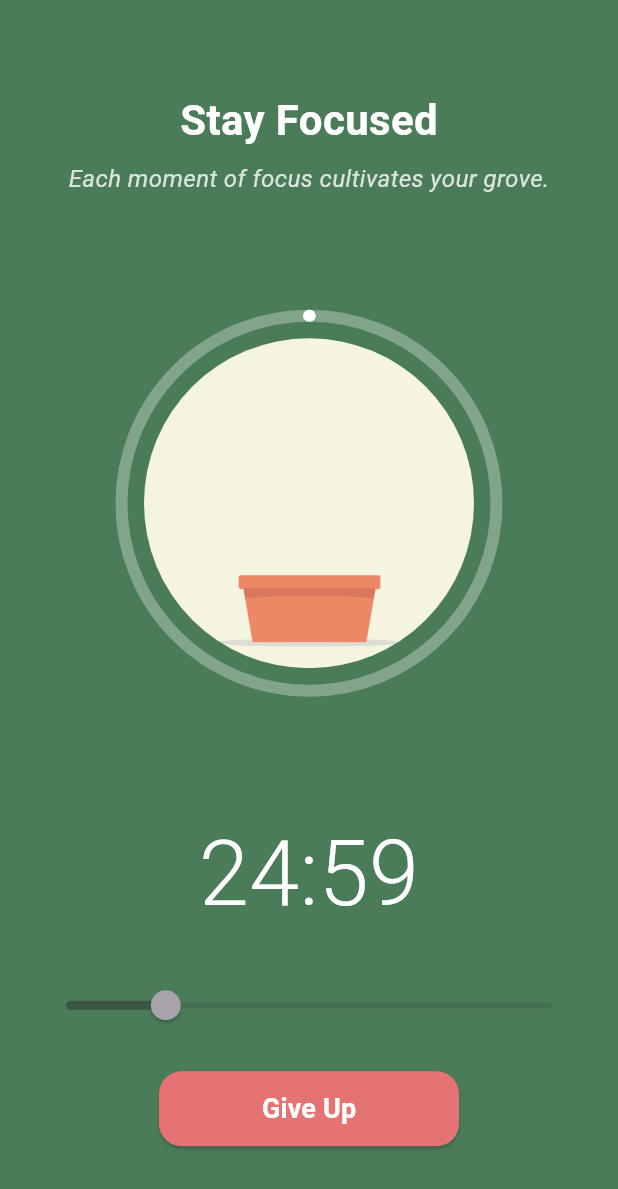
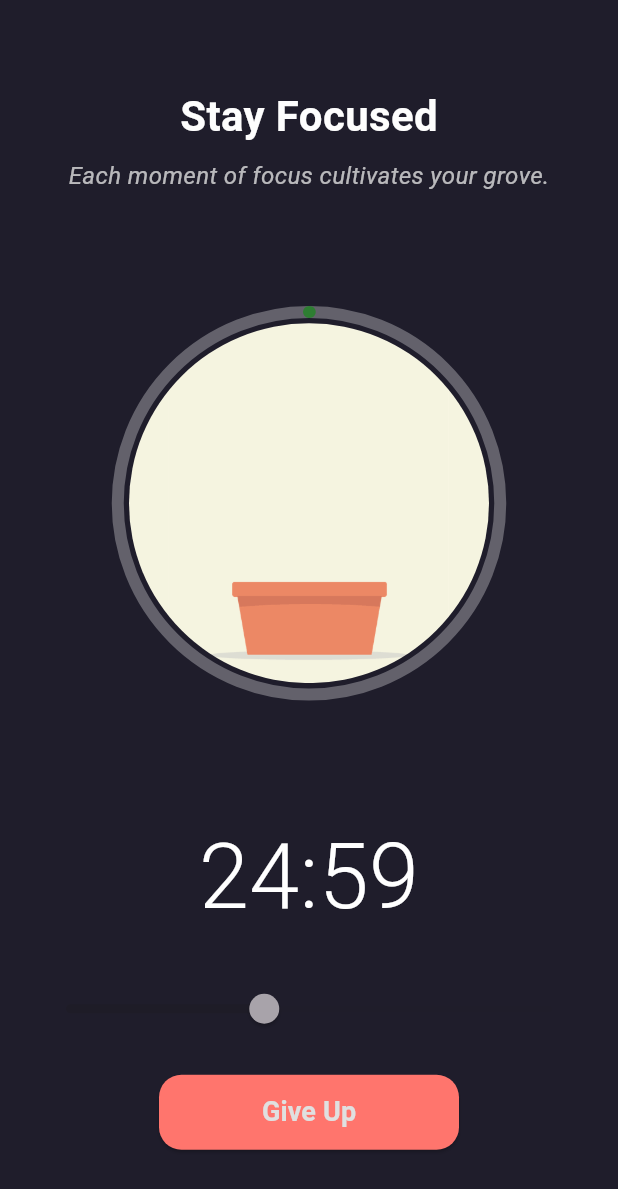
Before and after one commit to KeshKunal/Geode, a Flutter app: the screen it shows after launch, after a tap on "Start Focusing", on a phone screen of 412 x 824 dp. Shown: the top 1189 px of the screen. Run offline on Flutter 3.47's test engine with Material 3 defaults, Android fonts, the phone set to English and light mode, and no system bars.

Commit message:
UI enhancement, work on memory optimization

```diff
--- a/lib/pages/timer.dart
+++ b/lib/pages/timer.dart
@@ -1,5 +1,6 @@
 import 'dart:async';
 import 'package:flutter/material.dart';
+import 'package:flutter/services.dart';
 
 class TimerScreen extends StatefulWidget {
   const TimerScreen({super.key});
@@ -19,12 +20,8 @@ class _TimerScreenState extends State<TimerScreen> {
 
   // --- FRAME ANIMATION VARIABLES ---
 
-  // IMPORTANT: Set this to the total number of frames you extracted from your GIF.
-  // For example, if you have frame_0.png to frame_29.png, this should be 30.
-  final int _totalFrames = 424; // <<<--- UPDATE THIS NUMBER
-
-  // This will hold the current frame number to display.
-  int _currentFrame = 0;
+  final int _totalFrames = 427;
+  int _currentFrame = 0; // holds current frame
 
   // --- LIFECYCLE METHODS ---
 
@@ -38,18 +35,18 @@ class _TimerScreenState extends State<TimerScreen> {
   // --- TIMER LOGIC ---
 
   void _startTimer() {
+    HapticFeedback.lightImpact();
     setState(() {
       _isPlaying = true;
       _isCompleted = false;
       _remainingTime = _totalDuration;
-      _currentFrame = 0; // Start from the first frame
+      _currentFrame = 0;
     });
 
     _timer = Timer.periodic(const Duration(seconds: 1), (timer) {
       if (_remainingTime.inSeconds > 0) {
         setState(() {
           _remainingTime = _remainingTime - const Duration(seconds: 1);
-          // Every second, we update which frame of the animation to show.
           _updateImageFrame();
         });
       } else {
@@ -57,7 +54,6 @@ class _TimerScreenState extends State<TimerScreen> {
         setState(() {
           _isPlaying = false;
           _isCompleted = true;
-          // Show the last frame when completed.
           _currentFrame = _totalFrames - 1;
         });
       }
@@ -65,6 +61,7 @@ class _TimerScreenState extends State<TimerScreen> {
   }
 
   void _giveUp() {
+    HapticFeedback.lightImpact();
     _timer?.cancel();
     setState(() {
       _isPlaying = false;
@@ -81,9 +78,6 @@ class _TimerScreenState extends State<TimerScreen> {
     // Calculate the progress of the timer (a value from 0.0 to 1.0).
     double progress =
         1.0 - (_remainingTime.inSeconds / _totalDuration.inSeconds);
-
-    // Calculate which frame corresponds to the current progress.
-    // We use .floor() to get a whole number.
     _currentFrame = (progress * (_totalFrames - 1)).floor();
   }
 
@@ -106,7 +100,7 @@ class _TimerScreenState extends State<TimerScreen> {
         : 0.0;
 
     return Scaffold(
-      backgroundColor: const Color(0xFF4A7C59),
+      backgroundColor: const Color(0xFF1F1D2B),
       body: SafeArea(
         child: Center(
           child: Padding(
@@ -115,17 +109,16 @@ class _TimerScreenState extends State<TimerScreen> {
               mainAxisAlignment: MainAxisAlignment.spaceAround,
               children: [
                 _buildHeader(),
-                // This is your UI from before, but now it's powered by our new logic.
                 Stack(
                   alignment: Alignment.center,
                   children: [
                     SizedBox(
-                      width: 250,
-                      height: 250,
+                      width: 255,
+                      height: 255,
                       child: CircularProgressIndicator(
                         value: progress,
                         strokeWidth: 8,
-                        color: Colors.white,
+                        color: Color(0xFF2E7D32),
                         backgroundColor: Colors.white.withOpacity(0.3),
                         strokeCap: StrokeCap.round,
                       ),
@@ -133,13 +126,11 @@ class _TimerScreenState extends State<TimerScreen> {
                     Padding(
                       padding: const EdgeInsets.all(12.0),
                       child: ClipOval(
-                        // The Image.asset now dynamically builds the path to the correct frame!
                         child: Image.asset(
                           "assets/images/frames/frame_($_currentFrame).gif",
-                          width: 220,
-                          height: 220,
+                          width: 240,
+                          height: 240,
                           fit: BoxFit.cover,
-                          // This helps prevent flickering between frames.
                           gaplessPlayback: true,
                         ),
                       ),
@@ -161,7 +152,7 @@ class _TimerScreenState extends State<TimerScreen> {
         Text(
           _isCompleted ? "Growth Achieved!" : "Stay Focused",
           style: const TextStyle(
-            color: Colors.white,
+            color: Color.fromARGB(255, 253, 253, 253),
             fontSize: 28,
             fontWeight: FontWeight.bold,
           ),
@@ -170,7 +161,7 @@ class _TimerScreenState extends State<TimerScreen> {
         Text(
           "Each moment of focus cultivates your grove.",
           style: TextStyle(
-            color: Colors.white.withOpacity(0.8),
+            color: Color(0xFFE0E0E0).withOpacity(0.8),
             fontSize: 16,
             fontStyle: FontStyle.italic,
           ),
@@ -194,14 +185,15 @@ class _TimerScreenState extends State<TimerScreen> {
         Slider(
           value: _totalDuration.inMinutes.toDouble(),
           min: 1,
-          max: 120,
-          divisions: 119,
+          max: 60,
+          divisions: 59,
           label: "${_totalDuration.inMinutes} minutes",
-          activeColor: Colors.white,
-          inactiveColor: Colors.white.withOpacity(0.3),
+          activeColor: Color(0xFF64FFDA),
+          inactiveColor: Colors.white.withOpacity(0.7),
           onChanged: _isPlaying
               ? null
               : (value) {
+                  HapticFeedback.selectionClick();
                   setState(() {
                     _totalDuration = Duration(minutes: value.toInt());
                     _remainingTime = _totalDuration;
@@ -214,7 +206,8 @@ class _TimerScreenState extends State<TimerScreen> {
           height: 50,
           child: ElevatedButton(
             style: ElevatedButton.styleFrom(
-              backgroundColor: _isPlaying ? Colors.red[300] : Colors.white,
+              backgroundColor:
+                  _isPlaying ? Color(0xFFFF756D) : const Color(0xFF2E7D32),
               foregroundColor:
                   _isPlaying ? Colors.white : const Color(0xFF4A7C59),
               shape: RoundedRectangleBorder(
@@ -222,10 +215,12 @@ class _TimerScreenState extends State<TimerScreen> {
               ),
             ),
             onPressed: _isPlaying ? _giveUp : _startTimer,
-            child: Text(
-              _isPlaying ? "Give Up" : "Start Focusing",
-              style: const TextStyle(fontSize: 18, fontWeight: FontWeight.bold),
-            ),
+            child: Text(_isPlaying ? "Give Up" : "Start Focusing",
+                style: const TextStyle(
+                  fontSize: 18,
+                  fontWeight: FontWeight.bold,
+                  color: Color(0xFFE0E0E0),
+                )),
           ),
         ),
       ],
--- a/pubspec.yaml
+++ b/pubspec.yaml
@@ -38,6 +38,7 @@ dependencies:
   # Use with the CupertinoIcons class for iOS style icons.
   cupertino_icons: ^1.0.8
   flutter_gif: ^0.0.4
+  audioplayers: ^6.0.0
 
 dev_dependencies:
   flutter_test:
```
Also changed, not shown: pubspec.lock, 1 other file.
